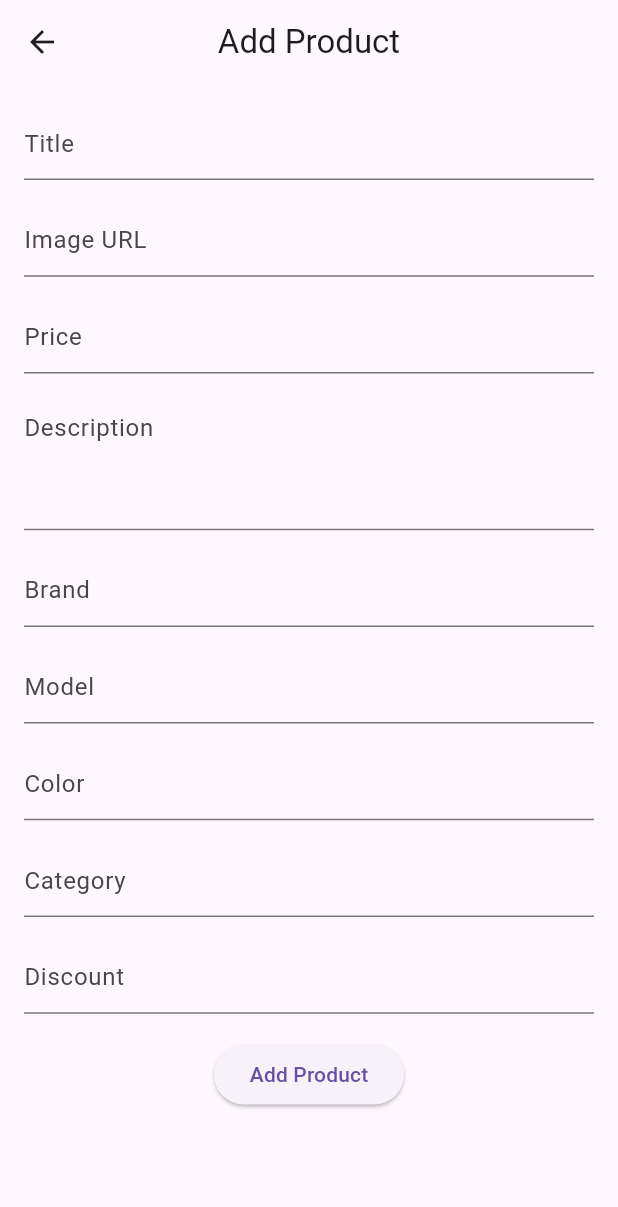
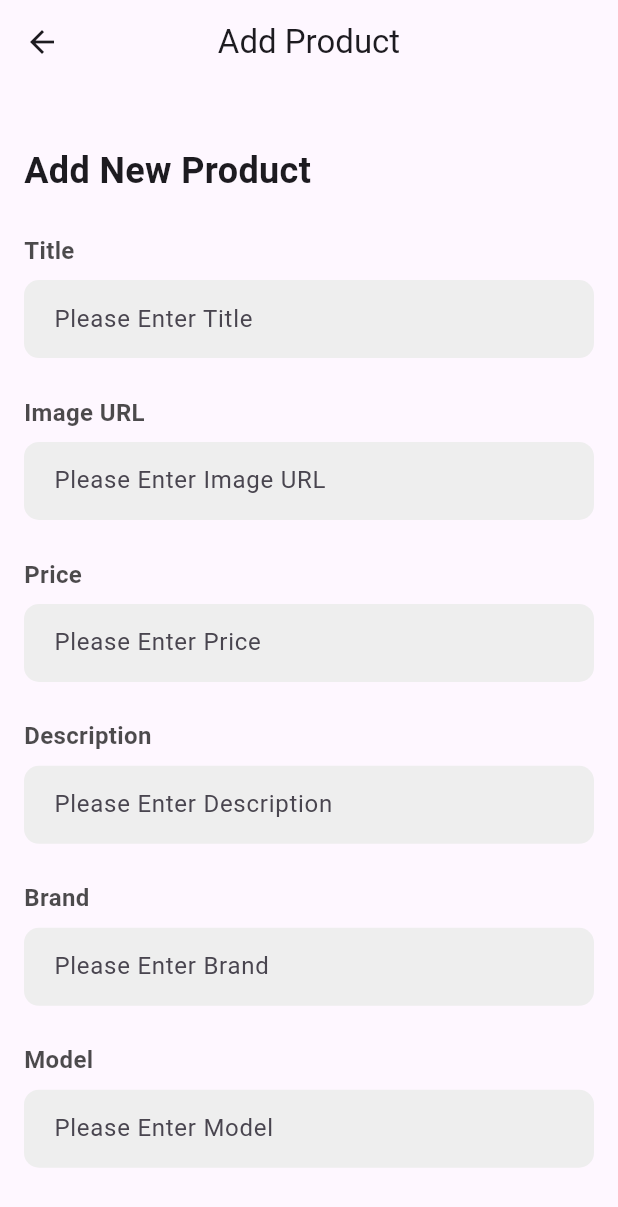
Before and after one commit to Hadel123BrIT/E-Commerce-App, a Flutter app: the screen it shows after launch, after a tap on the "add box" icon, on a phone screen of 412 x 824 dp. Shown: the top 1207 px of the screen. Run offline on Flutter 3.47's test engine with Material 3 defaults, Android fonts, the phone set to English and light mode, and no system bars; our stand-ins replace animated_bottom_navigation_bar, dio, flutter_svg, get, lottie, shared_preferences; network calls fail; statements that could not run were skipped.

Commit message:
Add Update classes

```diff
--- a/lib/Controllers/AddProduct Controller.dart
+++ b/lib/Controllers/AddProduct Controller.dart
@@ -38,17 +38,17 @@ class AddProductController extends GetxController {
         productController.addProductToList(newProduct);
         Get.back();
         Get.snackbar('Success', 'Product added successfully!',
-        snackPosition: SnackPosition.BOTTOM,
+
         );
       } else {
         Get.snackbar('Error', 'Failed to add product.',
-          snackPosition: SnackPosition.BOTTOM,
+
         );
       }
     }
     catch (e) {
       Get.snackbar('Error', 'An error occurred: $e',
-        snackPosition: SnackPosition.BOTTOM,
+
       );
       print(e);
     }
--- a/lib/Routes/AppPages.dart
+++ b/lib/Routes/AppPages.dart
@@ -1,4 +1,5 @@
 import 'package:ecommerce_app/Binding/AddProduct%20binding.dart';
+import 'package:ecommerce_app/Binding/UpdateProduct%20%20binding.dart';
 import 'package:ecommerce_app/Binding/favourite%20binding.dart';
 import 'package:ecommerce_app/Routes/AppRoutes.dart';
 import 'package:ecommerce_app/Views/Favourite%20Screen.dart';
@@ -11,6 +12,7 @@ import '../Views/Products Screen.dart';
 import '../Views/Root Screen.dart';
 import '../Views/Splash Screen.dart';
 import '../Views/Detial Screen.dart';
+import '../Views/UpdateProduct Screen.dart';
 
 class AppPages{
   static final pages=[
@@ -43,5 +45,9 @@ class AppPages{
       page: ()=>  AddProductScreen(),
       binding: AddProductBinding(),
     ),
+    GetPage(name: AppRoutes.updateProduct,
+        page: () => UpdateProductScreen(product: Get.arguments),
+        binding: UpdateProductBinding(),
+    ),
   ];
 }
--- a/lib/Routes/AppRoutes.dart
+++ b/lib/Routes/AppRoutes.dart
@@ -5,4 +5,5 @@ abstract class AppRoutes {
   static const root = "/Root";
   static const detial = "/Detial";
   static const AddProduct = "/AddProduct";
+  static const String updateProduct = '/updateProduct';
 }
--- a/lib/Services/ApiServices.dart
+++ b/lib/Services/ApiServices.dart
@@ -53,4 +53,34 @@ class ApiService {
       throw Exception('Failed to add product: $e');
     }
   }
+  //update product
+  Future<bool> UpdateProduct(Product product) async {
+    try {
+      FormData formData = FormData.fromMap({
+        'title': product.title,
+        'image': product.image,
+        'price': product.price,
+        'description': product.description,
+        'brand': product.brand,
+        'model': product.model,
+        'color': product.color,
+        'category': product.category,
+        'discount': product.discount,
+      });
+      final response = await dio.put(
+        '$baseUrl/products/${product.id}',
+        data: formData,
+      );
+      if (response.statusCode == 201 || response.statusCode == 200) {
+        print("**********************************************");
+        print(" product updated successful");
+        return true;
+      } else {
+        return false;
+      }
+    } catch (e) {
+      print("wrong");
+      throw Exception('Failed to update product: $e');
+    }
+  }
 }
--- a/lib/Views/AddProduct Screen.dart
+++ b/lib/Views/AddProduct Screen.dart
@@ -2,7 +2,7 @@ import 'package:flutter/material.dart';
 import 'package:get/get.dart';
 
 import '../Controllers/AddProduct Controller.dart';
-
+import '../component/ProductUtils.dart';
 class AddProductScreen extends StatelessWidget {
   final AddProductController controller = Get.put(AddProductController());
 
@@ -17,60 +17,56 @@ class AddProductScreen extends StatelessWidget {
         padding: const EdgeInsets.all(16.0),
         child: SingleChildScrollView(
           child: Column(
+            crossAxisAlignment: CrossAxisAlignment.start,
             children: [
-              TextField(
-                controller: controller.titleController,
-                decoration: InputDecoration(hintText: 'Title'),
+              SizedBox(height: MediaQuery.of(context).size.height * 0.03),
+              Text(
+                'Add New Product',
+                style: TextStyle(
+                  fontSize: 24,
+                  fontWeight: FontWeight.bold,
+                ),
               ),
-              SizedBox(height: MediaQuery.of(context).size.height * 0.02),
-              TextField(
-                controller: controller.imageController,
-                decoration: InputDecoration(hintText: 'Image URL'),
-              ),
-              SizedBox(height: MediaQuery.of(context).size.height * 0.02),
-              TextField(
-                controller: controller.priceController,
-                decoration: InputDecoration(hintText: 'Price'),
-                keyboardType: TextInputType.number,
-              ),
-              SizedBox(height: MediaQuery.of(context).size.height * 0.02),
-              TextField(
-                controller: controller.descriptionController,
-                decoration: InputDecoration(hintText: 'Description'),
-                maxLines: 3,
-              ),
-              SizedBox(height: MediaQuery.of(context).size.height * 0.02),
-              TextField(
-                controller: controller.brandController,
-                decoration: InputDecoration(hintText: 'Brand'),
-              ),
-              SizedBox(height: MediaQuery.of(context).size.height * 0.02),
-              TextField(
-                controller: controller.modelController,
-                decoration: InputDecoration(hintText: 'Model'),
-              ),
-              SizedBox(height: MediaQuery.of(context).size.height * 0.02),
-              TextField(
-                controller: controller.colorController,
-                decoration: InputDecoration(hintText: 'Color'),
-              ),
-              SizedBox(height: MediaQuery.of(context).size.height * 0.02),
-              TextField(
-                controller: controller.categoryController,
-                decoration: InputDecoration(hintText: 'Category'),
-              ),
-              SizedBox(height: MediaQuery.of(context).size.height * 0.02),
-              TextField(
-                controller: controller.discountController,
-                decoration: InputDecoration(hintText: 'Discount'),
-                keyboardType: TextInputType.number,
-              ),
-              SizedBox(height: MediaQuery.of(context).size.height * 0.02),
+              SizedBox(height: MediaQuery.of(context).size.height * 0.03),
+              ProductUtils.buildInputField(context, 'Title', controller.titleController),
+              SizedBox(height: MediaQuery.of(context).size.height * 0.03),
+              ProductUtils.buildInputField(context, 'Image URL', controller.imageController),
+              SizedBox(height: MediaQuery.of(context).size.height * 0.03),
+              ProductUtils.buildInputField(context, 'Price', controller.priceController),
+              SizedBox(height: MediaQuery.of(context).size.height * 0.03),
+              ProductUtils.buildInputField(context, 'Description', controller.descriptionController),
+              SizedBox(height: MediaQuery.of(context).size.height * 0.03),
+              ProductUtils.buildInputField(context, 'Brand', controller.brandController),
+              SizedBox(height: MediaQuery.of(context).size.height * 0.03),
+              ProductUtils.buildInputField(context, 'Model', controller.modelController),
+              SizedBox(height: MediaQuery.of(context).size.height * 0.03),
+              ProductUtils.buildInputField(context, 'Color', controller.colorController),
+              SizedBox(height: MediaQuery.of(context).size.height * 0.03),
+              ProductUtils.buildInputField(context, 'Category', controller.categoryController),
+              SizedBox(height: MediaQuery.of(context).size.height * 0.03),
+              ProductUtils.buildInputField(context, 'Discount', controller.discountController),
+              SizedBox(height: MediaQuery.of(context).size.height * 0.03),
               ElevatedButton(
                 onPressed: () async {
                   await controller.addProduct();
                 },
-                child: Text('Add Product'),
+                style: ElevatedButton.styleFrom(
+                  backgroundColor: Colors.grey[300],
+                  shape: RoundedRectangleBorder(
+                    borderRadius: BorderRadius.circular(10),
+                  ),
+                  padding: EdgeInsets.symmetric(vertical: 14),
+                ),
+                child: Row(
+                  mainAxisAlignment: MainAxisAlignment.center,
+                  children: [
+                    SizedBox(width: 8),
+                    Text(
+                      'Add Product',
+                      style: TextStyle(color: Colors.black, fontSize: 16),
+                    ),
+                  ],
+                ),
               ),
             ],
           ),
--- a/lib/Views/Products Screen.dart
+++ b/lib/Views/Products Screen.dart
@@ -1,4 +1,3 @@
-
 import 'package:flutter/material.dart';
 import 'package:flutter_svg/svg.dart';
 import 'package:get/get.dart';
@@ -8,66 +7,51 @@ import '../Controllers/Product Controller.dart';
 import '../Models/Product Models.dart';
 import '../Services/ApiServices.dart';
 import '../component/Product item.dart';
+
 class ProductScreen extends StatelessWidget {
   final ApiService apiService = ApiService();
   final ProductController productController = Get.put(ProductController());
+
   @override
   Widget build(BuildContext context) {
     return Scaffold(
       backgroundColor: white,
       body: FutureBuilder<List<Product>>(
         future: apiService.fetchProducts(),
-        builder: (context, productController) {
-          if (productController.connectionState == ConnectionState.waiting) {
-            return Center(child: Lottie.asset(
-              'assets/images/Animation - 1740348375718.json',
-              width: 200,
-              height: 200,
-              fit: BoxFit.cover,
-              repeat: true,
-            ),);
-          } else if (productController.hasError) {
-            return Center(child: Text('Error: ${productController.error}'));
-          } else if (!productController.hasData || productController.data!.isEmpty) {
+        builder: (context, snapshot) {
+          if (snapshot.connectionState == ConnectionState.waiting) {
+            return Center(
+              child: Lottie.asset(
+                'assets/images/Animation - 1740348375718.json',
+                width: MediaQuery.of(context).size.width * 0.5,
+                height: MediaQuery.of(context).size.height * 0.25,
+                fit: BoxFit.cover,
+                repeat: true,
+              ),
+            );
+          } else if (snapshot.hasError) {
+            return Center(child: Text('Error: ${snapshot.error}'));
+          } else if (!snapshot.hasData || snapshot.data!.isEmpty) {
             return Center(child: Text('No products found'));
           } else {
-            return buildBody(context, productController.data!);
+            productController.products.assignAll(snapshot.data!);
+            return Obx(() {
+              return buildBody(context, productController.products);
+            });
           }
         },
       ),
-      // body: Obx(() {
-      //     return FutureBuilder<List<Product>>(
-      //           future: apiService.fetchProducts(),
-      //           builder: (context, productController) {
-      //             if (productController.connectionState == ConnectionState.waiting) {
-      //               return Center(child: Lottie.asset(
-      //                 'assets/images/Animation - 1740348375718.json',
-      //                 width: 200,
-      //                 height: 200,
-      //                 fit: BoxFit.cover,
-      //                 repeat: true,
-      //               ),);
-      //             } else if (productController.hasError) {
-      //               return Center(child: Text('Error: ${productController.error}'));
-      //             } else if (!productController.hasData || productController.data!.isEmpty) {
-      //               return Center(child: Text('No products found'));
-      //             } else {
-      //               return buildBody(context, productController.data!);
-      //             }
-      //           },
-      //         );
-      //   }
-      //),
     );
   }
 
   Widget buildBody(BuildContext context, List<Product> products) {
+    final mediaQuery = MediaQuery.of(context);
     return SingleChildScrollView(
       child: Column(
         crossAxisAlignment: CrossAxisAlignment.start,
         children: [
           getHeader(),
-          SizedBox(height: 15),
+          SizedBox(height: mediaQuery.size.height * 0.02),
           getSearch(context),
           ListView.builder(
             shrinkWrap: true,
@@ -147,10 +131,14 @@ class ProductScreen extends StatelessWidget {
             height: MediaQuery.of(context).size.height * 0.05,
             width: MediaQuery.of(context).size.width * 0.1,
             decoration: BoxDecoration(color: Colors.grey[300]),
-            child: Center(child: SvgPicture.asset("assets/icons/filter.svg",color: Colors.grey,
-              width: MediaQuery.of(context).size.width * 0.03,
-              height: MediaQuery.of(context).size.height * 0.03,
-            )),
+            child: Center(
+              child: SvgPicture.asset(
+                "assets/icons/filter.svg",
+                color: Colors.grey,
+                width: MediaQuery.of(context).size.width * 0.03,
+                height: MediaQuery.of(context).size.height * 0.03,
+              ),
+            ),
           ),
         ],
       ),
--- a/lib/Views/Root Screen.dart
+++ b/lib/Views/Root Screen.dart
@@ -14,6 +14,7 @@ class RootScreen extends GetView<RootController> {
   @override
   Widget build(BuildContext context) {
     Get.lazyPut(() => RootController());
+    final mediaQuery = MediaQuery.of(context);
     return Obx(
           () => Scaffold(
         resizeToAvoidBottomInset: false,
@@ -22,8 +23,8 @@ class RootScreen extends GetView<RootController> {
         floatingActionButton: FloatingActionButton(
           backgroundColor: Colors.grey[300],
           child: Container(
-            width: 25,
-            height: 25,
+            width: mediaQuery.size.width * 0.06,
+            height: mediaQuery.size.width * 0.06,
             child: Icon(Icons.add_box_outlined, color: Colors.black),
           ),
           onPressed: () {
--- a/lib/Views/Splash Screen.dart
+++ b/lib/Views/Splash Screen.dart
@@ -20,12 +20,12 @@ class _SplashScreenState extends State<SplashScreen> {
     super.initState();
     Timer(const Duration(seconds: 5), () {
       Get.toNamed(AppRoutes.root);
-
     });
   }
 
   @override
   Widget build(BuildContext context) {
+    final mediaQuery = MediaQuery.of(context);
     return Scaffold(
       backgroundColor: white,
       body: Center(
@@ -42,24 +42,22 @@ class _SplashScreenState extends State<SplashScreen> {
               TextSpan(
                 text: "Welcome to  ",
                 style: TextStyle(
-                 // color: color_title,
-                  fontSize: 25,
+                  fontSize: mediaQuery.size.width * 0.06,
                   fontWeight: FontWeight.bold,
                 ),
               ),
               TextSpan(
                 text: "shopping online",
                 style: TextStyle(
-                  fontSize: 25,
+                  fontSize: mediaQuery.size.width * 0.06,
                   fontWeight: FontWeight.bold,
-                 // color: springYellow,
                 ),
               ),
             ])),
             Lottie.asset(
               'assets/images/Animation - 1740348375718.json',
-              width: 300,
-              height: 300,
+              width: mediaQuery.size.width * 0.8,
+              height: mediaQuery.size.height * 0.3,
               fit: BoxFit.cover,
               repeat: true,
             ),
--- /dev/null
+++ b/lib/component/ProductUtils.dart
@@ -0,0 +1,50 @@
+import 'package:flutter/material.dart';
+
+class ProductUtils {
+
+  static Widget buildProductImage(String imageUrl, int? heroTag) {
+    return ClipRRect(
+      borderRadius: BorderRadius.circular(250),
+      child: Container(
+        child: Hero(
+          tag: heroTag ?? 'product_image',
+          child: Image.network(imageUrl),
+        ),
+      ),
+    );
+  }
+
+  static InputDecoration customInputDecoration(String hintText) {
+    return InputDecoration(
+      hintText: hintText,
+      filled: true,
+      fillColor: Colors.grey[200],
+      border: OutlineInputBorder(
+        borderRadius: BorderRadius.circular(10),
+        borderSide: BorderSide.none,
+      ),
+      contentPadding: EdgeInsets.symmetric(horizontal: 16, vertical: 14),
+    );
+  }
+
+  static Widget buildInputField(BuildContext context, String label, TextEditingController controller) {
+    return Column(
+      crossAxisAlignment: CrossAxisAlignment.start,
+      children: [
+        Text(
+          label,
+          style: TextStyle(
+            fontSize: 16,
+            fontWeight: FontWeight.bold,
+            color: Colors.black.withOpacity(0.7),
+          ),
+        ),
+        SizedBox(height: MediaQuery.of(context).size.height * 0.01),
+        TextField(
+          controller: controller,
+          decoration: ProductUtils.customInputDecoration('Please Enter $label'),
+        ),
+      ],
+    );
+  }
+}
```
Also changed, not shown: lib/Controllers/Product Controller.dart (+14 -2 lines), lib/Controllers/UpdateProduct Controller.dart (+80 -1 lines), lib/Views/Detial Screen.dart (+36 -35 lines), lib/Views/UpdateProduct Screen.dart (+86 -0 lines), lib/component/Product item.dart (+5 -3 lines).
